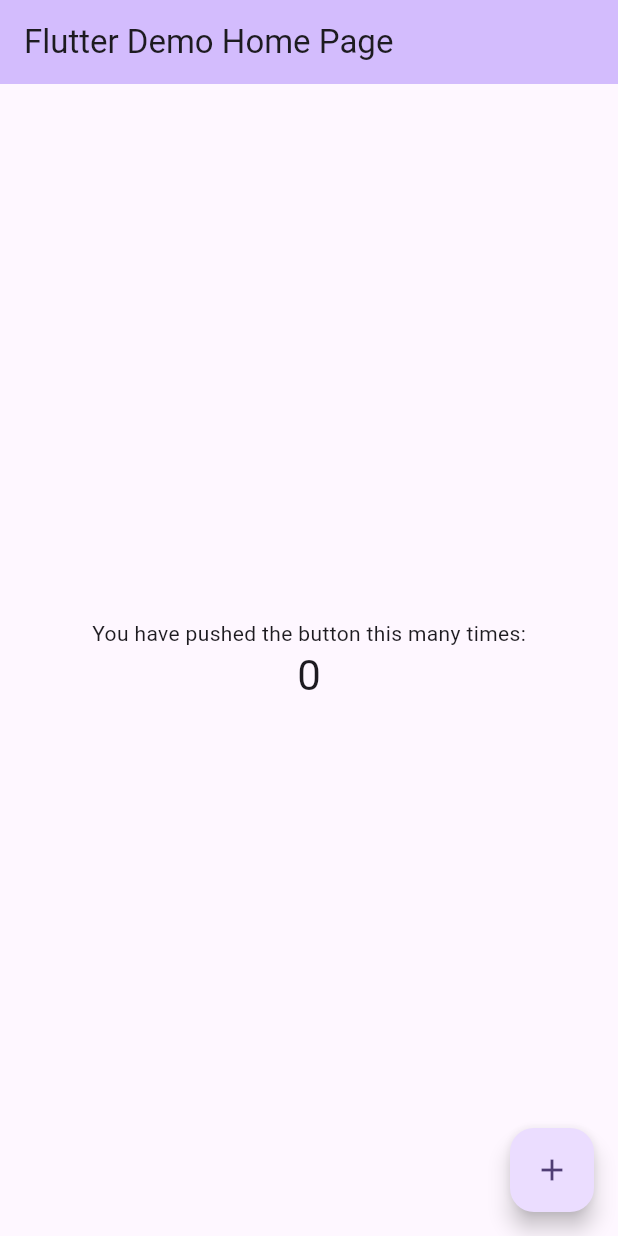
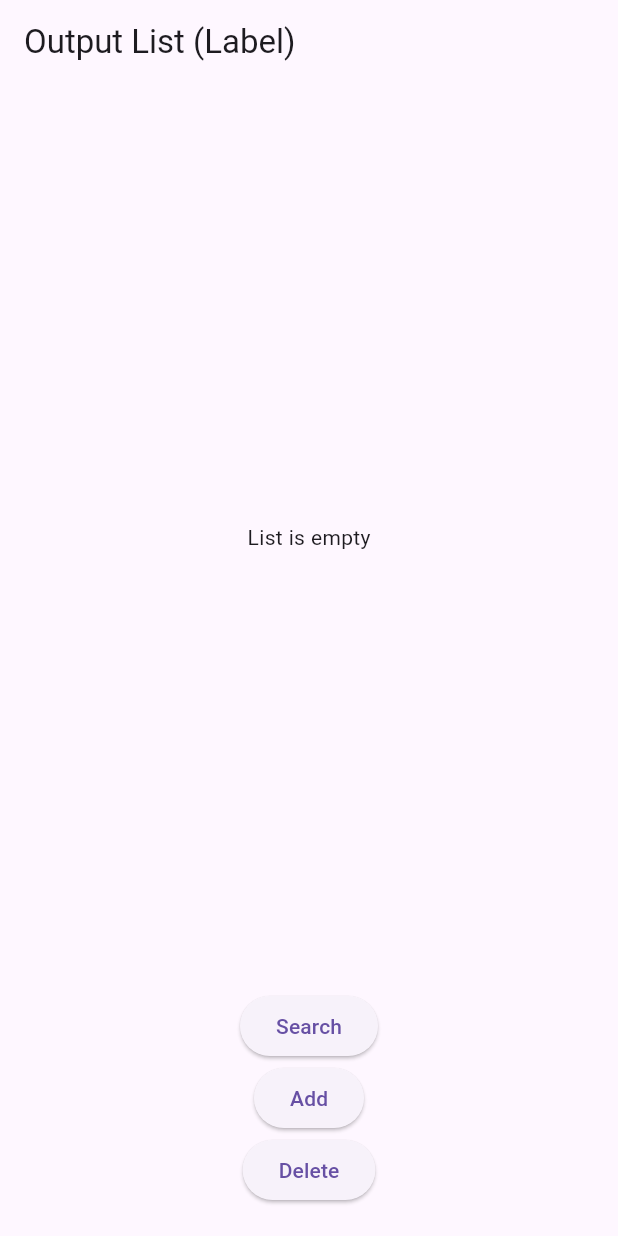
Before and after one commit to chilfox/VocabDB, a Flutter app: the screen it shows after launch, on a phone screen of 412 x 824 dp. Run offline on Flutter 3.47's test engine with Material 3 defaults, Android fonts, the light colour scheme and no system bars; our stand-ins replace flutter_riverpod, freezed_annotation, riverpod_annotation; generated files the repository leaves out were written again.

Commit message:
save before merge

```diff
--- a/englishvocabdatabase/lib/logic/service/database_temp.dart
+++ b/englishvocabdatabase/lib/logic/service/database_temp.dart
@@ -15,6 +15,25 @@ Future<List<Label>?> getDataBase1() async{
   return [label1, label2];
 }
 
+Future<List<Label>?> getDataBase2() async{
+  Label label1 = Label(id: 1, name: 'test2-1', wordnum: 4);
+  Label label2 = Label(id: 2, name: 'test2-2', wordnum: 1);
+
+  await Future.delayed(const Duration(seconds: 2));
+
+  return [label1, label2];
+}
+
+Future<List<Label>?> getDataBase3() async{
+  Label label1 = Label(id: 1, name: 'test3-1', wordnum: 4);
+  Label label2 = Label(id: 2, name: 'test3-2', wordnum: 1);
+
+  await Future.delayed(const Duration(seconds: 2));
+
+  return [label1, label2];
+}
+
+
 Future<bool> hasLabel() async{
   return false;
 }
--- a/englishvocabdatabase/lib/logic/service/outputService.dart
+++ b/englishvocabdatabase/lib/logic/service/outputService.dart
@@ -75,7 +75,7 @@ class OutputService {
         print('insertLabel error: $e');  //for test
       });
 
-      List<Label>? result = await getDataBase1();//for test
+      List<Label>? result = await getDataBase2();//for test
       result ??= [];
 
       List<OutputListItem> outputList =
@@ -100,7 +100,7 @@ class OutputService {
         print('deleteLabel error: $e');   //for test
       });
 
-      List<Label>? result = await getDataBase1();//for test
+      List<Label>? result = await getDataBase3();//for test
       result ??= [];
 
       List<OutputListItem> outputList =
--- a/englishvocabdatabase/lib/main.dart
+++ b/englishvocabdatabase/lib/main.dart
@@ -1,122 +1,137 @@
 import 'package:flutter/material.dart';
+import 'package:flutter_riverpod/flutter_riverpod.dart';
+import 'package:englishvocabdatabase/logic/output/outputListNotifier.dart';
+import 'package:englishvocabdatabase/logic/output/outputItem.dart';
+import 'package:englishvocabdatabase/logic/service/outputService.dart'; // 你的 service
 
 void main() {
-  runApp(const MyApp());
+  runApp(const ProviderScope(child: MyApp()));
 }
 
 class MyApp extends StatelessWidget {
   const MyApp({super.key});
 
-  // This widget is the root of your application.
   @override
   Widget build(BuildContext context) {
-    return MaterialApp(
-      title: 'Flutter Demo',
-      theme: ThemeData(
-        // This is the theme of your application.
-        //
-        // TRY THIS: Try running your application with "flutter run". You'll see
-        // the application has a purple toolbar. Then, without quitting the app,
-        // try changing the seedColor in the colorScheme below to Colors.green
-        // and then invoke "hot reload" (save your changes or press the "hot
-        // reload" button in a Flutter-supported IDE, or press "r" if you used
-        // the command line to start the app).
-        //
-        // Notice that the counter didn't reset back to zero; the application
-        // state is not lost during the reload. To reset the state, use hot
-        // restart instead.
-        //
-        // This works for code too, not just values: Most code changes can be
-        // tested with just a hot reload.
-        colorScheme: ColorScheme.fromSeed(seedColor: Colors.deepPurple),
-      ),
-      home: const MyHomePage(title: 'Flutter Demo Home Page'),
+    return const MaterialApp(
+      home: OutputListPage(),
     );
   }
 }
 
-class MyHomePage extends StatefulWidget {
-  const MyHomePage({super.key, required this.title});
-
-  // This widget is the home page of your application. It is stateful, meaning
-  // that it has a State object (defined below) that contains fields that affect
-  // how it looks.
-
-  // This class is the configuration for the state. It holds the values (in this
-  // case the title) provided by the parent (in this case the App widget) and
-  // used by the build method of the State. Fields in a Widget subclass are
-  // always marked "final".
-
-  final String title;
+// 將 Page 改為 ConsumerWidget，並使用 ref.read
+class OutputListPage extends ConsumerWidget {
+  const OutputListPage({super.key});
 
   @override
-  State<MyHomePage> createState() => _MyHomePageState();
+  Widget build(BuildContext context, WidgetRef ref) {
+    // ✅ 正確：用 ref.read 而不是 context.read
+    final service = ref.read(outputServiceProvider);
+
+    return Scaffold(
+      appBar: AppBar(title: const Text('Output List (Label)')),
+      body: Column(
+        children: [
+          const _OutputListView(),  // 把監聽搬到這裡
+          SearchButton(service: service),
+          AddButton(service: service),
+          DeleteButton(service: service),
+          const SizedBox(height: 20),
+        ],
+      ),
+    );
+  }
 }
 
-class _MyHomePageState extends State<MyHomePage> {
-  int _counter = 0;
+class _OutputListView extends ConsumerWidget {
+  const _OutputListView();
 
-  void _incrementCounter() {
-    setState(() {
-      // This call to setState tells the Flutter framework that something has
-      // changed in this State, which causes it to rerun the build method below
-      // so that the display can reflect the updated values. If we changed
-      // _counter without calling setState(), then the build method would not be
-      // called again, and so nothing would appear to happen.
-      _counter++;
-    });
+  @override
+  Widget build(BuildContext context, WidgetRef ref) {
+    final asyncList = ref.watch(outputListNotifierProvider(NotifierType.Label));
+    return Expanded(
+      child: asyncList.when(
+        data: (list) {
+          if (list.isEmpty) {
+            return const Center(child: Text('List is empty'));
+          }
+          return ListView.builder(
+            itemCount: list.length,
+            itemBuilder: (context, index) {
+              final item = list[index];
+              return ListTile(
+                title: Text(item.name),
+                subtitle: Text('ID: ${item.id}'),
+              );
+            },
+          );
+        },
+        loading: () => const Center(child: CircularProgressIndicator()),
+        error: (err, stack) => Center(child: Text('Error: \$err')),
+      ),
+    );
   }
+}
+
+// 按鈕1 - 呼叫 service.search('test')
+class SearchButton extends StatelessWidget {
+  final OutputService service;
+  const SearchButton({super.key, required this.service});
 
   @override
   Widget build(BuildContext context) {
-    // This method is rerun every time setState is called, for instance as done
-    // by the _incrementCounter method above.
-    //
-    // The Flutter framework has been optimized to make rerunning build methods
-    // fast, so that you can just rebuild anything that needs updating rather
-    // than having to individually change instances of widgets.
-    return Scaffold(
-      appBar: AppBar(
-        // TRY THIS: Try changing the color here to a specific color (to
-        // Colors.amber, perhaps?) and trigger a hot reload to see the AppBar
-        // change color while the other colors stay the same.
-        backgroundColor: Theme.of(context).colorScheme.inversePrimary,
-        // Here we take the value from the MyHomePage object that was created by
-        // the App.build method, and use it to set our appbar title.
-        title: Text(widget.title),
-      ),
-      body: Center(
-        // Center is a layout widget. It takes a single child and positions it
-        // in the middle of the parent.
-        child: Column(
-          // Column is also a layout widget. It takes a list of children and
-          // arranges them vertically. By default, it sizes itself to fit its
-          // children horizontally, and tries to be as tall as its parent.
-          //
-          // Column has various properties to control how it sizes itself and
-          // how it positions its children. Here we use mainAxisAlignment to
-          // center the children vertically; the main axis here is the vertical
-          // axis because Columns are vertical (the cross axis would be
-          // horizontal).
-          //
-          // TRY THIS: Invoke "debug painting" (choose the "Toggle Debug Paint"
-          // action in the IDE, or press "p" in the console), to see the
-          // wireframe for each widget.
-          mainAxisAlignment: MainAxisAlignment.center,
-          children: <Widget>[
-            const Text('You have pushed the button this many times:'),
-            Text(
-              '$_counter',
-              style: Theme.of(context).textTheme.headlineMedium,
-            ),
-          ],
-        ),
-      ),
-      floatingActionButton: FloatingActionButton(
-        onPressed: _incrementCounter,
-        tooltip: 'Increment',
-        child: const Icon(Icons.add),
-      ), // This trailing comma makes auto-formatting nicer for build methods.
+    return ElevatedButton(
+      onPressed: () async {
+        bool success = await service.search('test');
+        if (!success) {
+          ScaffoldMessenger.of(context).showSnackBar(
+            const SnackBar(content: Text('Search failed')),
+          );
+        }
+      },
+      child: const Text('Search'),
     );
   }
 }
+
+// 按鈕2 - 呼叫 service.add('New Item')
+class AddButton extends StatelessWidget {
+  final OutputService service;
+  const AddButton({super.key, required this.service});
+
+  @override
+  Widget build(BuildContext context) {
+    return ElevatedButton(
+      onPressed: () async {
+        bool success = await service.add('New Item');
+        if (!success) {
+          ScaffoldMessenger.of(context).showSnackBar(
+            const SnackBar(content: Text('Add failed')),
+          );
+        }
+      },
+      child: const Text('Add'),
+    );
+  }
+}
+
+// 按鈕3 - 呼叫 service.delete('New Item', 0)
+class DeleteButton extends StatelessWidget {
+  final OutputService service;
+  const DeleteButton({super.key, required this.service});
+
+  @override
+  Widget build(BuildContext context) {
+    return ElevatedButton(
+      onPressed: () async {
+        bool success = await service.delete('New Item', 0);
+        if (!success) {
+          ScaffoldMessenger.of(context).showSnackBar(
+            const SnackBar(content: Text('Delete failed')),
+          );
+        }
+      },
+      child: const Text('Delete'),
+    );
+  }
+}
```
Also changed, not shown: 1 other file.
